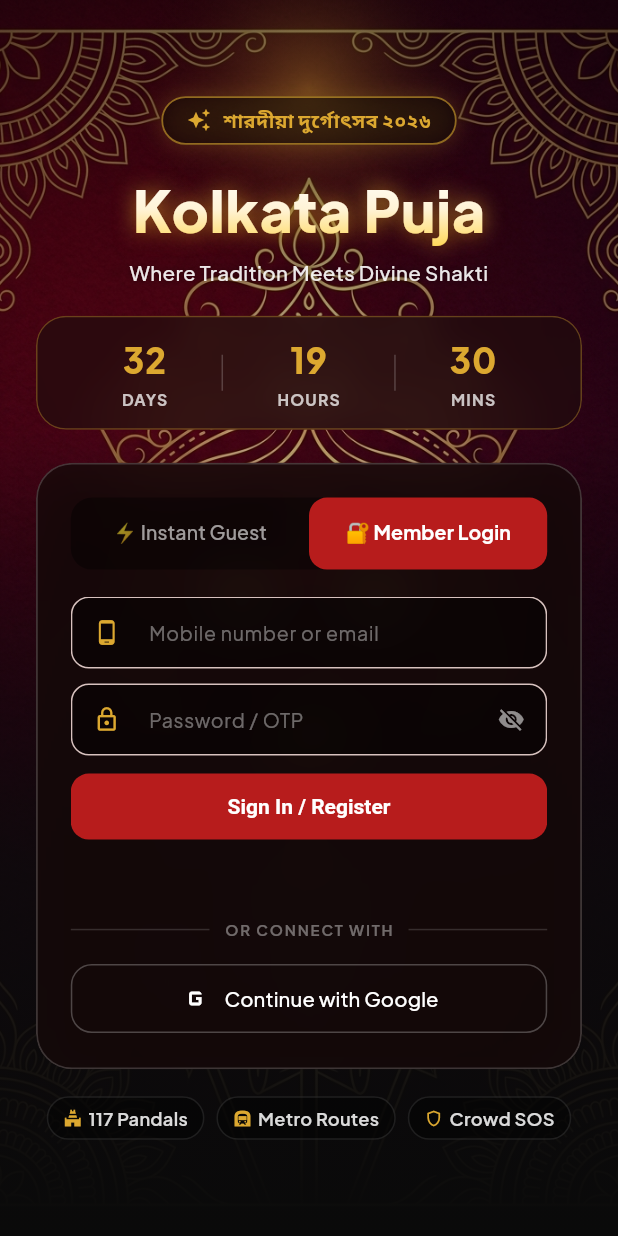
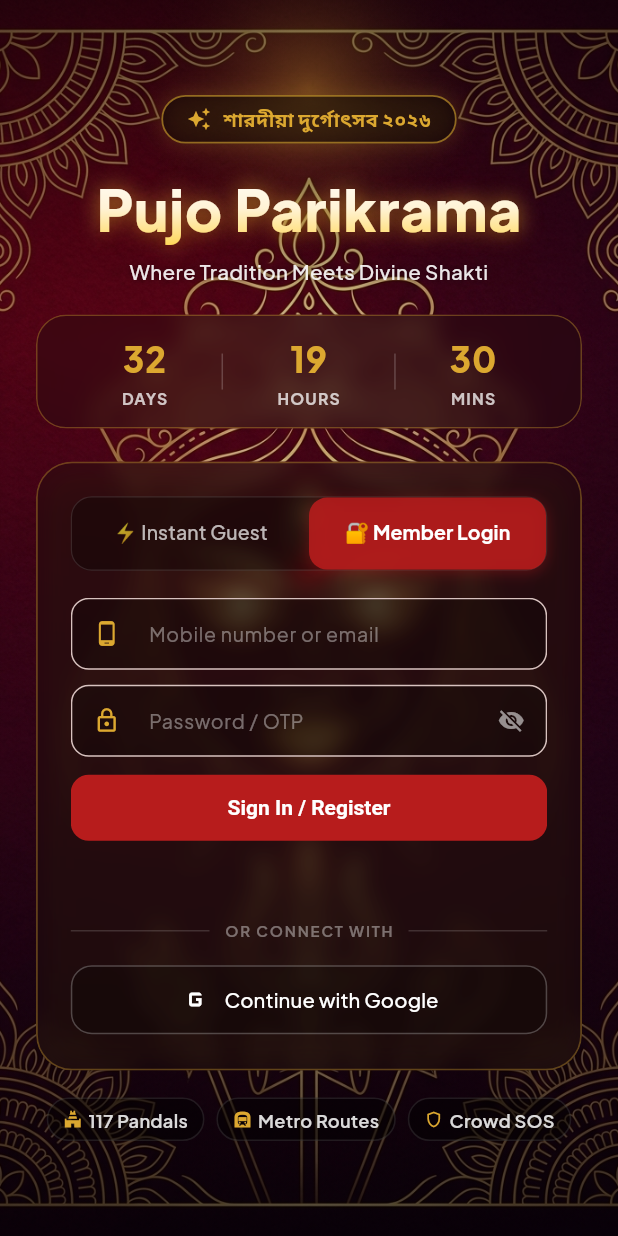
Before and after one commit to Arnab-apk/Hopping_Guide, a Flutter app: the screen it shows after launch, tab 2 chosen, on a phone screen of 412 x 824 dp. Run offline on Flutter 3.47's test engine with Material 3 defaults, Android fonts, the phone set to English and light mode, and no system bars; our stand-ins replace cloud_firestore, firebase_auth, firebase_core, firebase_database, flutter_map, geolocator and 5 more; accounts and stored records are empty; generated files the repository leaves out were written again; network calls fail.

```diff
--- a/app/lib/app.dart
+++ b/app/lib/app.dart
@@ -20,7 +20,7 @@
   Widget build(BuildContext context) {
     final themeService = context.watch<ThemeService?>();
     return MaterialApp(
-      title: 'Kolkata Puja',
+      title: 'Pujo Parikrama',
       debugShowCheckedModeBanner: false,
       theme: appTheme,
       darkTheme: appDarkTheme,
--- a/app/lib/screens/group_screen.dart
+++ b/app/lib/screens/group_screen.dart
@@ -19,7 +19,7 @@
     if (!squadService.hasActiveSquad) return;
     SharePlus.instance.share(
       ShareParams(
-        text: 'Join my Durga Puja Hopping Squad "${squadService.squadName}" on Kolkata Puja App! '
+        text: 'Join my Durga Puja Hopping Squad "${squadService.squadName}" on Pujo Parikrama App! '
             'Group Code: ${squadService.squadCode}\nMeet-up Point: ${squadService.meetupPointName}\n'
             'Live GPS & Pandal Guide: https://sharodiya.com/join?code=${squadService.squadCode}',
       ),
--- a/app/lib/screens/welcome_screen.dart
+++ b/app/lib/screens/welcome_screen.dart
@@ -169,7 +169,7 @@
             ),
           ),
 
-          // 2. Cinematic Ambient Gradients (Dark burgundy & golden vignette)
+          // 2. Cinematic Ambient Gradients (Preserving Durga artwork visibility)
           Container(
             decoration: BoxDecoration(
               gradient: LinearGradient(
@@ -177,11 +177,11 @@
                 end: Alignment.bottomCenter,
                 colors: [
                   Colors.black.withValues(alpha: 0.55),
-                  Colors.black.withValues(alpha: 0.25),
-                  PujaColors.nightBg.withValues(alpha: 0.85),
-                  PujaColors.nightBg,
+                  Colors.black.withValues(alpha: 0.18),
+                  const Color(0xFF140306).withValues(alpha: 0.32),
+                  Colors.black.withValues(alpha: 0.65),
                 ],
-                stops: const [0.0, 0.35, 0.70, 1.0],
+                stops: const [0.0, 0.28, 0.65, 1.0],
               ),
             ),
           ),
@@ -276,7 +276,7 @@
                           end: Alignment.bottomCenter,
                         ).createShader(bounds),
                         child: Text(
-                          'Kolkata Puja',
+                          'Pujo Parikrama',
                           style: GoogleFonts.plusJakartaSans(
                             fontSize: isCompact ? 32 : 38,
                             fontWeight: FontWeight.w800,
@@ -311,11 +311,11 @@
                       ClipRRect(
                         borderRadius: BorderRadius.circular(20),
                         child: BackdropFilter(
-                          filter: ImageFilter.blur(sigmaX: 12, sigmaY: 12),
+                          filter: ImageFilter.blur(sigmaX: 8, sigmaY: 8),
                           child: Container(
                             padding: const EdgeInsets.symmetric(horizontal: 20, vertical: 12),
                             decoration: BoxDecoration(
-                              color: const Color(0xFF1E0C0C).withValues(alpha: 0.65),
+                              color: const Color(0xFF1E0C0C).withValues(alpha: 0.38),
                               borderRadius: BorderRadius.circular(20),
                               border: Border.all(
                                 color: PujaColors.festivalGold.withValues(alpha: 0.35),
@@ -341,7 +341,7 @@
                       ),
                       const SizedBox(height: 22),
 
-                      // Glassmorphism Login & Guest Card (Animated entrance)
+                      // Glassmorphism Login & Guest Card (Translucent so Durga design shines through)
                       FadeTransition(
                         opacity: _cardFade,
                         child: SlideTransition(
@@ -349,21 +349,26 @@
                           child: ClipRRect(
                             borderRadius: BorderRadius.circular(24),
                             child: BackdropFilter(
-                              filter: ImageFilter.blur(sigmaX: 16, sigmaY: 16),
+                              filter: ImageFilter.blur(sigmaX: 7, sigmaY: 7),
                               child: Container(
                                 padding: const EdgeInsets.all(22),
                                 decoration: BoxDecoration(
-                              color: const Color(0xFF160909).withValues(alpha: 0.78),
+                                  color: const Color(0xFF1A050B).withValues(alpha: 0.36),
                                   borderRadius: BorderRadius.circular(24),
                                   border: Border.all(
-                                color: Colors.white.withValues(alpha: 0.18),
+                                    color: PujaColors.festivalGold.withValues(alpha: 0.35),
                                     width: 1.2,
                                   ),
                                   boxShadow: [
                                     BoxShadow(
-                                  color: Colors.black.withValues(alpha: 0.5),
-                                  blurRadius: 24,
-                                  offset: const Offset(0, 10),
+                                      color: Colors.black.withValues(alpha: 0.35),
+                                      blurRadius: 20,
+                                      offset: const Offset(0, 8),
+                                    ),
+                                    BoxShadow(
+                                      color: PujaColors.festivalGold.withValues(alpha: 0.08),
+                                      blurRadius: 14,
+                                      spreadRadius: -2,
                                     ),
                                   ],
                                 ),
@@ -373,18 +378,29 @@
                                     // Tab Switcher
                                     Container(
                                       decoration: BoxDecoration(
-                                    color: Colors.black.withValues(alpha: 0.4),
+                                        color: Colors.black.withValues(alpha: 0.30),
                                         borderRadius: BorderRadius.circular(14),
+                                        border: Border.all(
+                                          color: Colors.white.withValues(alpha: 0.12),
+                                          width: 0.8,
+                                        ),
                                       ),
                                       child: TabBar(
                                         controller: _tabController,
                                         indicator: BoxDecoration(
-                                      color: PujaColors.durgaRed,
+                                          color: PujaColors.durgaRed.withValues(alpha: 0.88),
                                           borderRadius: BorderRadius.circular(12),
+                                          boxShadow: [
+                                            BoxShadow(
+                                              color: PujaColors.durgaRed.withValues(alpha: 0.4),
+                                              blurRadius: 8,
+                                              offset: const Offset(0, 2),
+                                            ),
+                                          ],
                                         ),
                                         indicatorSize: TabBarIndicatorSize.tab,
                                         labelColor: Colors.white,
-                                    unselectedLabelColor: Colors.white60,
+                                        unselectedLabelColor: Colors.white70,
                                         labelStyle: GoogleFonts.plusJakartaSans(fontWeight: FontWeight.w700, fontSize: 13),
                                         unselectedLabelStyle: GoogleFonts.plusJakartaSans(fontWeight: FontWeight.w500, fontSize: 13),
                                         dividerColor: Colors.transparent,
@@ -467,7 +483,7 @@
                                               style: const TextStyle(color: Colors.white, fontSize: 14),
                                               decoration: InputDecoration(
                                                 filled: true,
-                                                fillColor: Colors.black.withValues(alpha: 0.45),
+                                                fillColor: Colors.black.withValues(alpha: 0.28),
                                                 hintText: 'Mobile number or email',
                                                 hintStyle: TextStyle(color: Colors.white.withValues(alpha: 0.4), fontSize: 13),
                                                 prefixIcon: const Icon(Icons.phone_android, color: PujaColors.festivalGold, size: 18),
@@ -489,7 +505,7 @@
                                               style: const TextStyle(color: Colors.white, fontSize: 14),
                                               decoration: InputDecoration(
                                                 filled: true,
-                                                fillColor: Colors.black.withValues(alpha: 0.45),
+                                                fillColor: Colors.black.withValues(alpha: 0.28),
                                                 hintText: 'Password / OTP',
                                                 hintStyle: TextStyle(color: Colors.white.withValues(alpha: 0.4), fontSize: 13),
                                                 prefixIcon: const Icon(Icons.lock_outline, color: PujaColors.festivalGold, size: 18),
@@ -558,6 +574,7 @@
                                 // Google Sign-in Button
                                 OutlinedButton.icon(
                                   style: OutlinedButton.styleFrom(
+                                    backgroundColor: Colors.black.withValues(alpha: 0.22),
                                     foregroundColor: Colors.white,
                                     side: BorderSide(color: Colors.white.withValues(alpha: 0.25)),
                                     padding: const EdgeInsets.symmetric(vertical: 12),
```
Also changed, not shown: app/lib/config/app_config.dart (+7 -14 lines), app/lib/screens/main_navigation_screen.dart (+4 -15 lines), app/lib/screens/map_screen.dart (+110 -42 lines), app/lib/screens/pandal_list_screen.dart (+6 -1 lines), app/lib/widgets/animated_fade_slide.dart (+12 -7 lines), app/lib/widgets/pandal_card.dart (+16 -11 lines), app/lib/widgets/pandal_detail_sheet.dart (+14 -10 lines), 3 other files. Lines whose indentation alone changed are shown as unchanged.
